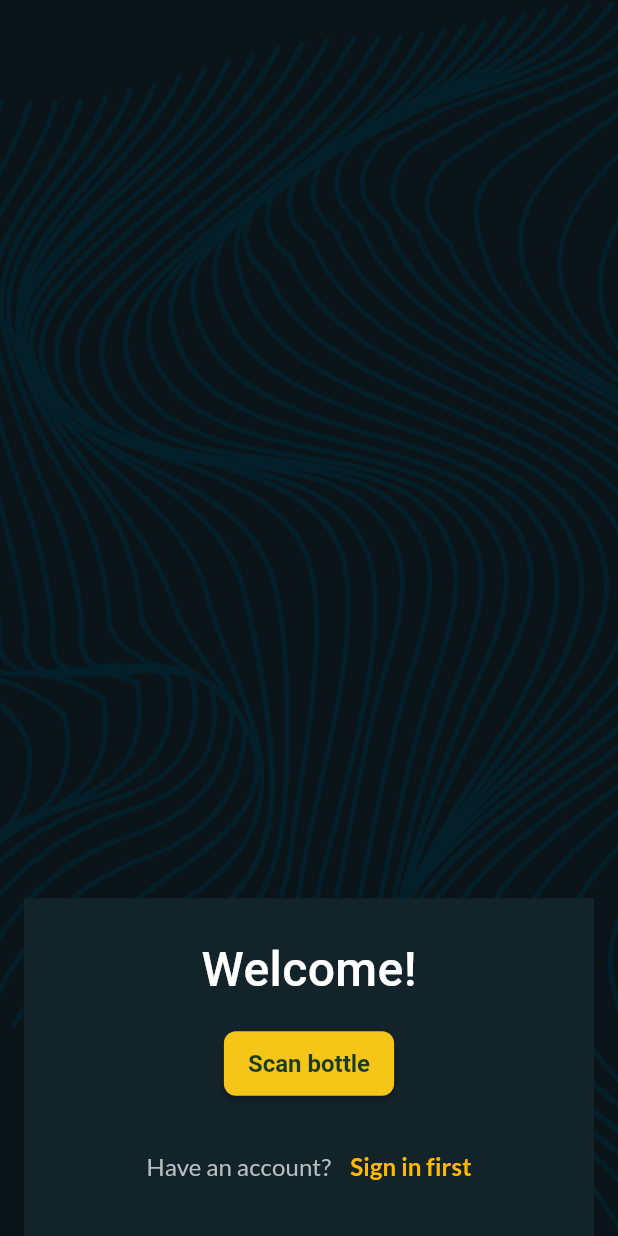
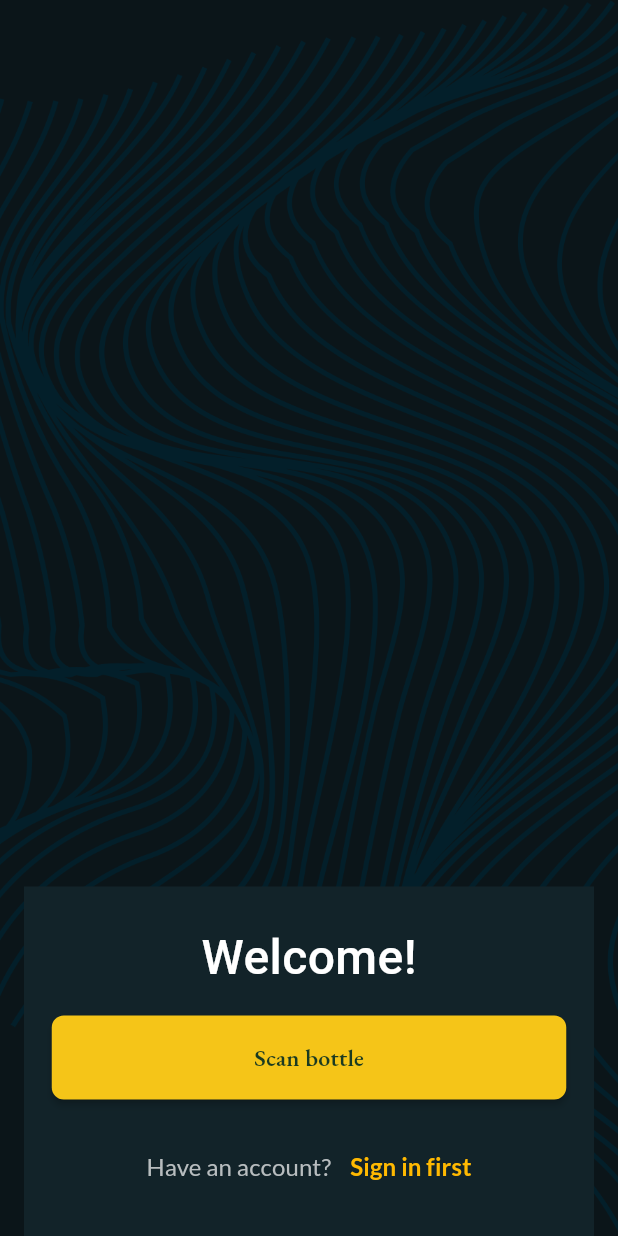
Before and after one commit to mrkayy/pixelfield-app-test, a Flutter app: the screen it shows after launch, on a phone screen of 412 x 824 dp. Run offline on Flutter 3.47's test engine with Material 3 defaults, Android fonts, the phone set to English and light mode, and no system bars; our stand-ins replace cached_network_image, connectivity_plus, dio, equatable, flutter_bloc, flutter_screenutil and 5 more; accounts and stored records are empty; generated files the repository leaves out were written again; project files that could hold a hidden picture were left out.

Commit message:
made minor adjustments

```diff
--- a/lib/core/network_layer/endpoints.dart
+++ b/lib/core/network_layer/endpoints.dart
@@ -1,4 +1,4 @@
 class Endpoints {
-  static const String colllection = 'assets/mockdb.json';
-  static const String user = 'assets/userdb.json';
+  static const String colllection = 'assets/mock_db/mockdb.json';
+  static const String user = 'assets/mock_db/userdb.json';
 }
--- a/lib/core/network_layer/mock_api_service.dart
+++ b/lib/core/network_layer/mock_api_service.dart
@@ -6,14 +6,13 @@ import 'package:flutter/services.dart';
 class MockApiServie {
   Future<Map<String, dynamic>> fetchData(String uri) async {
     try {
-      debugPrint("ALSO__GOT _TO_API");
       // Load the JSON file from assets
       final String jsonString = await rootBundle.loadString(uri);
       // Parse the JSON string into a Map
       final Map<String, dynamic> data = jsonDecode(jsonString);
       return data;
-    } catch (e) {
-      debugPrint("STOPPED _TO_API");
+    } catch (e, stacktrace) {
+      debugPrint("STACK: $stacktrace");
       throw Exception('Failed to load mock data: $e');
     }
   }
--- a/lib/features/onboarding/presentation_layer/blocs/signin_bloc/state.dart
+++ b/lib/features/onboarding/presentation_layer/blocs/signin_bloc/state.dart
@@ -53,3 +53,8 @@ class ValidationSuccessState extends SigninState {
   @override
   List<Object?> get props => [];
 }
+
+class ValidationErrorState extends SigninState {
+  @override
+  List<Object?> get props => [];
+}
--- a/lib/features/onboarding/presentation_layer/signin.page.dart
+++ b/lib/features/onboarding/presentation_layer/signin.page.dart
@@ -25,6 +25,9 @@ class SigninPage extends StatelessWidget {
         listener: (context, state) {
           if (state is ValidationSuccessState) {
             context.go(Routes.collectionpage.path);
+          }
+          if(state is ValidationErrorState){
+
           }
         },
         builder: (context, state) {
--- a/lib/theme.dart
+++ b/lib/theme.dart
@@ -1,4 +1,5 @@
 import 'package:flutter/material.dart';
+import 'package:flutter_screenutil/flutter_screenutil.dart';
 import 'package:google_fonts/google_fonts.dart';
 
 AppColors get themeColor => AppColors();
@@ -68,14 +69,16 @@ final class CustomThemeData {
       style: ElevatedButton.styleFrom(
         foregroundColor: const Color(0xFF1A3A21), // Dark text/icon on button
         backgroundColor: const Color(0xFFF5C518), // Gold background
-        textStyle: GoogleFonts.roboto(
+        minimumSize: Size(343.w, 56.h),
+        textStyle: GoogleFonts.ebGaramond(
           fontSize: 16,
-          fontWeight: FontWeight.bold,
+          letterSpacing: 0.1.sp,
+          fontWeight: FontWeight.w600,
         ),
         shape: RoundedRectangleBorder(
           borderRadius: BorderRadius.circular(8), // Rounded corners
         ),
-        padding: const EdgeInsets.symmetric(vertical: 12, horizontal: 16),
+        padding: const EdgeInsets.symmetric(vertical: 16, horizontal: 16),
         elevation: 2, // Slight elevation
       ),
     );
```
Also changed, not shown: assets/mock_db/userdb.json (+5 -5 lines), lib/features/collections/presentation_layer/collections.page.dart (+5 -3 lines), lib/features/onboarding/data_layer/onboarding.repo.dart (+4 -4 lines), lib/features/onboarding/domain_layer/signin.usecase.dart (+9 -3 lines), lib/features/onboarding/presentation_layer/blocs/signin_bloc/bloc.dart (+10 -3 lines).
